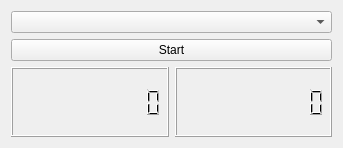
Old version of the form lockingui.ui in the repository antigol/lockin2.
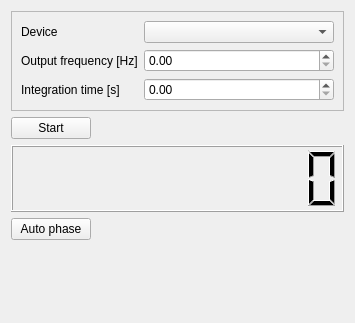
New version of the form.

What changed in the file:
```diff
--- a/lockingui.ui
+++ b/lockingui.ui
@@ -6,8 +6,8 @@
    <rect>
     <x>0</x>
     <y>0</y>
-    <width>343</width>
-    <height>148</height>
+    <width>355</width>
+    <height>323</height>
    </rect>
   </property>
   <property name="windowTitle">
@@ -15,14 +15,76 @@
   </property>
   <layout class="QVBoxLayout" name="verticalLayout">
    <item>
-    <widget class="QComboBox" name="audioDeviceSelector"/>
+    <widget class="QFrame" name="frame">
+     <property name="frameShape">
+      <enum>QFrame::StyledPanel</enum>
+     </property>
+     <property name="frameShadow">
+      <enum>QFrame::Raised</enum>
+     </property>
+     <layout class="QFormLayout" name="formLayout_2">
+      <item row="0" column="0">
+       <widget class="QLabel" name="label">
+        <property name="text">
+         <string>Device</string>
+        </property>
+       </widget>
+      </item>
+      <item row="0" column="1">
+       <widget class="QComboBox" name="audioDeviceSelector"/>
+      </item>
+      <item row="1" column="0">
+       <widget class="QLabel" name="outputFrequencyHzLabel">
+        <property name="text">
+         <string>Output frequency [Hz]</string>
+        </property>
+       </widget>
+      </item>
+      <item row="1" column="1">
+       <widget class="QDoubleSpinBox" name="outputFrequency"/>
+      </item>
+      <item row="2" column="1">
+       <widget class="QDoubleSpinBox" name="integrationTime"/>
+      </item>
+      <item row="2" column="0">
+       <widget class="QLabel" name="integrationTimeSLabel">
+        <property name="text">
+         <string>Integration time [s]</string>
+        </property>
+       </widget>
+      </item>
+     </layout>
+     <zorder>label</zorder>
+     <zorder>audioDeviceSelector</zorder>
+     <zorder>outputFrequencyHzLabel</zorder>
+     <zorder>outputFrequency</zorder>
+     <zorder>integrationTime</zorder>
+     <zorder>integrationTimeSLabel</zorder>
+    </widget>
    </item>
    <item>
-    <widget class="QPushButton" name="buttonStartStop">
-     <property name="text">
-      <string>Start</string>
-     </property>
-    </widget>
+    <layout class="QHBoxLayout" name="horizontalLayout_2">
+     <item>
+      <widget class="QPushButton" name="buttonStartStop">
+       <property name="text">
+        <string>Start</string>
+       </property>
+      </widget>
+     </item>
+     <item>
+      <spacer name="horizontalSpacer_2">
+       <property name="orientation">
+        <enum>Qt::Horizontal</enum>
+       </property>
+       <property name="sizeHint" stdset="0">
+        <size>
+         <width>40</width>
+         <height>20</height>
+        </size>
+       </property>
+      </spacer>
+     </item>
+    </layout>
    </item>
    <item>
     <layout class="QHBoxLayout" name="horizontalLayout">
@@ -33,15 +95,44 @@
        </property>
       </widget>
      </item>
+    </layout>
+   </item>
+   <item>
+    <layout class="QHBoxLayout" name="horizontalLayout_3">
      <item>
-      <widget class="QLCDNumber" name="lcdForYValue">
-       <property name="numDigits">
-        <number>10</number>
+      <widget class="QPushButton" name="buttonAutoPhase">
+       <property name="text">
+        <string>Auto phase</string>
        </property>
       </widget>
      </item>
+     <item>
+      <spacer name="horizontalSpacer_4">
+       <property name="orientation">
+        <enum>Qt::Horizontal</enum>
+       </property>
+       <property name="sizeHint" stdset="0">
+        <size>
+         <width>40</width>
+         <height>20</height>
+        </size>
+       </property>
+      </spacer>
+     </item>
     </layout>
    </item>
+   <item>
+    <widget class="QLabel" name="info">
+     <property name="font">
+      <font>
+       <italic>true</italic>
+      </font>
+     </property>
+     <property name="text">
+      <string/>
+     </property>
+    </widget>
+   </item>
   </layout>
  </widget>
  <resources/>
```
Left out of the diff: 2 changed lines with no effect on the pictures.
